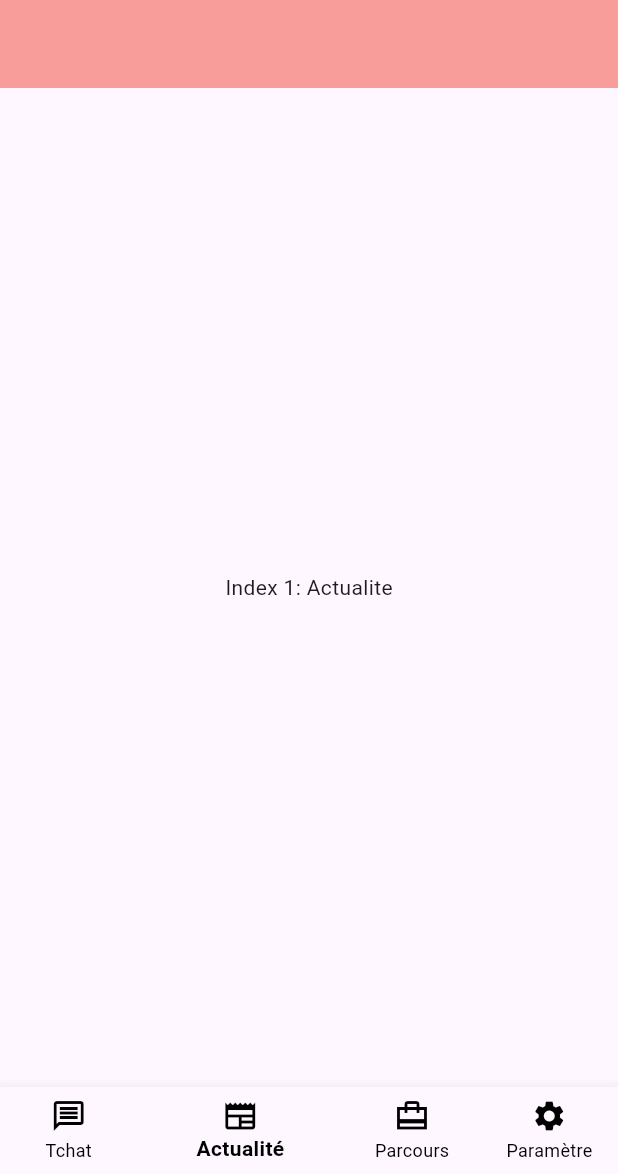
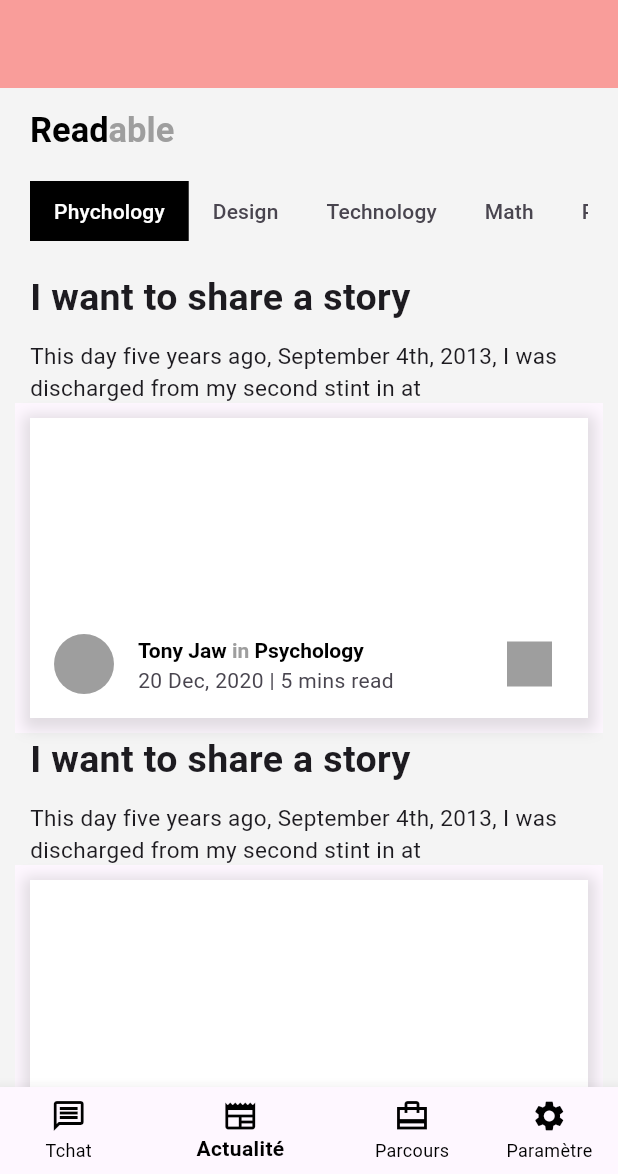
Before and after one commit to Tary-nan/iit_school_app, a Flutter app: the HomePage screen opened directly, item 2 of the bottom bar chosen, on a phone screen of 412 x 824 dp, the part 62-1236 px from its top. Run offline on Flutter 3.47's test engine with Material 3 defaults, Android fonts, the phone set to English and light mode, and no system bars; our stand-ins replace font_awesome_flutter.

Commit message:
actualite

```diff
--- /dev/null
+++ b/lib/pages/actualite_page.dart
@@ -0,0 +1,201 @@
+import 'package:flutter/material.dart';
+import 'package:iit_school/pages/detail_article_page.dart';
+
+class ActualitePage extends StatefulWidget {
+  const ActualitePage({super.key});
+
+  @override
+  State<ActualitePage> createState() => _ActualitePageState();
+}
+
+class _ActualitePageState extends State<ActualitePage>
+    with TickerProviderStateMixin {
+  late TabController _controller;
+
+  @override
+  void initState() {
+    _controller = TabController(length: 5, vsync: this);
+    super.initState();
+  }
+
+  @override
+  Widget build(BuildContext context) {
+    return Container(
+      color: const Color(0xfff4f4f4),
+      padding: const EdgeInsets.symmetric(horizontal: 10),
+      child: Column(
+        crossAxisAlignment: CrossAxisAlignment.start,
+        children: [
+          const SizedBox(
+            height: 15,
+          ),
+          Container(
+            padding: const EdgeInsets.symmetric(horizontal: 10),
+            child: Row(
+              children: [
+                RichText(
+                  text: const TextSpan(
+                    text: 'Read',
+                    style: TextStyle(
+                        color: Colors.black,
+                        fontWeight: FontWeight.bold,
+                        fontSize: 23),
+                    children: [
+                      TextSpan(
+                          text: 'able',
+                          style: TextStyle(color: Colors.grey, fontSize: 23))
+                    ],
+                  ),
+                ),
+              ],
+            ),
+          ),
+          const SizedBox(
+            height: 20,
+          ),
+          Container(
+            padding: const EdgeInsets.symmetric(horizontal: 10),
+            height: 40,
+            child: TabBar(
+              indicatorWeight: 0,
+              tabAlignment: TabAlignment.start,
+              dividerColor: Colors.transparent,
+              indicatorSize: TabBarIndicatorSize.tab,
+              labelColor: Colors.white,
+              isScrollable: true,
+              indicator: const BoxDecoration(color: Colors.black),
+              controller: _controller,
+              tabs: const [
+                Tab(
+                  child: Text('Phychology'),
+                ),
+                Tab(
+                  child: Text('Design'),
+                ),
+                Tab(
+                  child: Text('Technology'),
+                ),
+                Tab(
+                  child: Text('Math'),
+                ),
+                Tab(
+                  child: Text('Programmation Mobile'),
+                )
+              ],
+            ),
+          ),
+          const SizedBox(
+            height: 20,
+          ),
+          Expanded(
+              child: Container(
+                  child: TabBarView(
+            controller: _controller,
+            children: [
+              ListView.builder(
+                  itemCount: 3,
+                  itemBuilder: ((context, index) {
+                    return Container(
+                      child: Column(
+                        crossAxisAlignment: CrossAxisAlignment.start,
+                        children: [
+                          Container(
+                            padding: const EdgeInsets.symmetric(horizontal: 10),
+                            child: const Column(
+                              crossAxisAlignment: CrossAxisAlignment.start,
+                              children: [
+                                Text(
+                                  'I want to share a story',
+                                  style: TextStyle(
+                                      fontSize: 25,
+                                      fontWeight: FontWeight.bold),
+                                ),
+                                SizedBox(
+                                  height: 10,
+                                ),
+                                Text(
+                                    'This day five years ago, September 4th, 2013, I was discharged from my second stint in at ',
+                                    style: TextStyle(
+                                        fontSize: 15,
+                                        fontWeight: FontWeight.normal)),
+                              ],
+                            ),
+                          ),
+                          Material(
+                            child: InkWell(
+                              onTap: () {
+                                Navigator.of(context).push(MaterialPageRoute(
+                                    builder: (context) =>
+                                        const DetailArticlePage()));
+                              },
+                              child: Container(
+                                height: 200,
+                                margin: const EdgeInsets.all(10),
+                                decoration: BoxDecoration(
+                                  color: Colors.white,
+                                  boxShadow: [
+                                    BoxShadow(
+                                      color: Colors.grey.withOpacity(0.3),
+                                      spreadRadius: 5,
+                                      blurRadius: 7,
+                                      offset: const Offset(
+                                          0, 3), // changes position of shadow
+                                    ),
+                                  ],
+                                ),
+                                width: MediaQuery.of(context).size.width,
+                                child: Column(children: [
+                                  Expanded(child: Container()),
+                                  ListTile(
+                                    trailing: Container(
+                                        height: 30,
+                                        width: 30,
+                                        decoration: const BoxDecoration(
+                                            color: Colors.grey,
+                                            shape: BoxShape.rectangle)),
+                                    subtitle: const Text(
+                                        '20 Dec, 2020 | 5 mins read'),
+                                    leading: const CircleAvatar(
+                                        backgroundColor: Colors.grey),
+                                    title: RichText(
+                                      text: const TextSpan(
+                                        text: 'Tony Jaw',
+                                        style: TextStyle(
+                                            color: Colors.black,
+                                            fontWeight: FontWeight.bold,
+                                            fontSize: 14),
+                                        children: [
+                                          TextSpan(
+                                              text: ' in',
+                                              style: TextStyle(
+                                                  color: Colors.grey,
+                                                  fontSize: 14)),
+                                          TextSpan(
+                                              text: ' Psychology',
+                                              style: TextStyle(
+                                                  fontWeight: FontWeight.bold,
+                                                  color: Colors.black,
+                                                  fontSize: 14))
+                                        ],
+                                      ),
+                                    ),
+                                  ),
+                                ]),
+                              ),
+                            ),
+                          )
+                        ],
+                      ),
+                    );
+                  })),
+              const Text('2'),
+              const Text('3'),
+              const Text('4'),
+              const Text('5'),
+            ],
+          )))
+        ],
+      ),
+    );
+  }
+}
--- a/lib/pages/home_page.dart
+++ b/lib/pages/home_page.dart
@@ -1,4 +1,5 @@
 import 'package:flutter/material.dart';
+import 'package:iit_school/pages/actualite_page.dart';
 import 'package:iit_school/pages/tchat_page.dart';
 
 class HomePage extends StatefulWidget {
@@ -13,9 +14,7 @@ class _HomePageState extends State<HomePage> {
 
   static const List<Widget> _widgetOptions = <Widget>[
     TchatPage(),
-    Text(
-      'Index 1: Actualite',
-    ),
+    ActualitePage(),
     Text(
       'Index 2: Parcours',
     ),
```
Also changed, not shown: lib/pages/detail_article_page.dart (added, +10 -0 lines), lib/pages/tchat_page.dart (+97 -85 lines).
